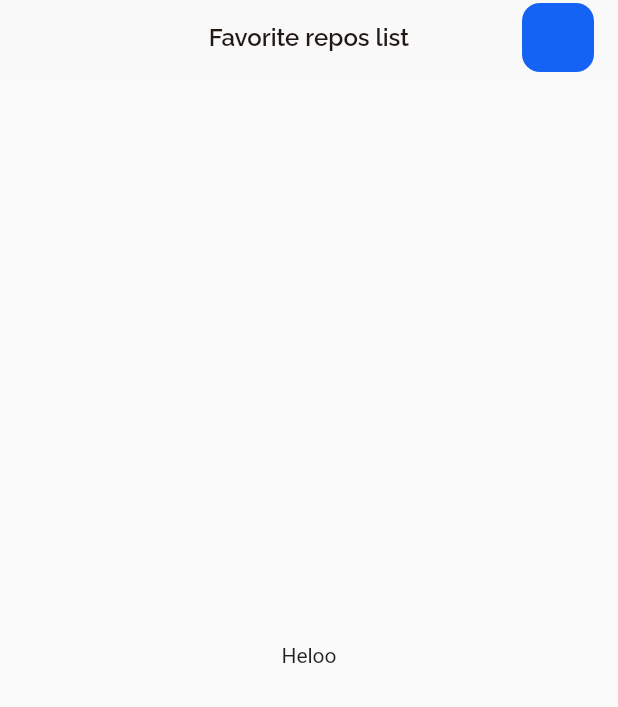
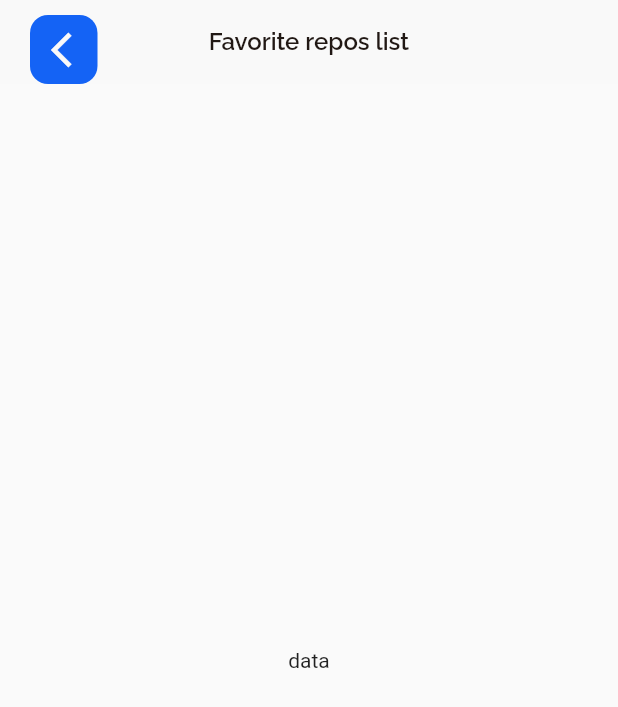
Before and after one commit to OwlDarlyn/flutter-github-search, a Flutter app: the screen it shows after launch, after a tap on the "star" icon, on a phone screen of 412 x 824 dp. Shown: the top 707 px of the screen. Run offline on Flutter 3.47's test engine with Material 2 defaults, Android fonts, the phone set to English and light mode, and no system bars; our stand-ins replace flutter_riverpod.

Commit message:
update appbar

```diff
--- a/lib/presentation/favorite/favorite_view.dart
+++ b/lib/presentation/favorite/favorite_view.dart
@@ -1,23 +1,52 @@
 import 'package:flutter/material.dart';
-import 'package:potje_test_assignment/components/app_bar_component.dart';
+
 import 'package:potje_test_assignment/presentation/resources/color_manager.dart';
+import 'package:potje_test_assignment/presentation/resources/font_manager.dart';
 import 'package:potje_test_assignment/presentation/resources/routes_manager.dart';
 import 'package:potje_test_assignment/presentation/resources/strings_manager.dart';
+import 'package:potje_test_assignment/presentation/resources/styles_manager.dart';
 
 class FavoriteScreen extends StatelessWidget {
   const FavoriteScreen({super.key});
 
+  void goToSearch(BuildContext context) {
+    Navigator.pushReplacementNamed(context, Routes.searchRoute);
+  }
+
   @override
   Widget build(BuildContext context) {
     return Scaffold(
-      appBar: CustomAppBar(
-        margin: const EdgeInsets.only(right: 16, top: 2, bottom: 2),
-        title: AppStrings.favoriteTitle,
-        icon: Container(),
-      ),
-      body: Container(
-        child: Center(child: Text('Heloo')),
-      ),
-    );
+        appBar: AppBar(
+          title: Text(
+            AppStrings.favoriteTitle,
+            style: getHeaderStyle(
+              color: ColorManager.textPrimary,
+              fontSize: FontSize.s16,
+            ),
+          ),
+          leading: Container(
+            margin: const EdgeInsets.only(left: 20, top: 10),
+            height: 44,
+            padding: const EdgeInsets.only(left: 6),
+            decoration: BoxDecoration(
+                color: ColorManager.accentPrimary,
+                borderRadius: const BorderRadius.all(Radius.circular(12))),
+            child: IconButton(
+                onPressed: () => goToSearch(context),
+                icon: Icon(
+                  Icons.arrow_back_ios,
+                  color: ColorManager.main,
+                  size: 28,
+                )),
+          ),
+          leadingWidth: 65,
+        ),
+        // appBar: CustomAppBar(
+        //   margin: const EdgeInsets.only(right: 16, top: 2, bottom: 2),
+        //   title: AppStrings.favoriteTitle,
+        // ),
+        body: Center(
+          child: Text('data'),
+        ));
   }
 }
--- a/lib/presentation/search/search_view.dart
+++ b/lib/presentation/search/search_view.dart
@@ -1,6 +1,6 @@
 import 'package:flutter/material.dart';
+import 'package:flutter_riverpod/flutter_riverpod.dart';
 
-import 'package:potje_test_assignment/components/app_bar_component.dart';
 import 'package:potje_test_assignment/components/search_form_component.dart';
 
 import 'package:potje_test_assignment/presentation/resources/color_manager.dart';
@@ -9,6 +9,8 @@ import 'package:potje_test_assignment/presentation/resources/routes_manager.dart
 import 'package:potje_test_assignment/presentation/resources/strings_manager.dart';
 import 'package:potje_test_assignment/presentation/resources/styles_manager.dart';
 import 'package:potje_test_assignment/presentation/resources/values_manager.dart';
+import 'package:potje_test_assignment/provider/repos/git_repos.dart';
+import 'package:potje_test_assignment/widgets/repos_list_widget.dart';
 
 class SearchView extends StatelessWidget {
   const SearchView({super.key});
@@ -20,11 +22,37 @@ class SearchView extends StatelessWidget {
   @override
   Widget build(BuildContext context) {
     return Scaffold(
-      appBar: CustomAppBar(
-        margin: const EdgeInsets.only(right: 16, top: 2, bottom: 2),
-        title: AppStrings.searchTitle,
-        icon: const Icon(Icons.star, size: 30),
+      appBar: AppBar(
+        title: Text(
+          AppStrings.searchTitle,
+          style: getHeaderStyle(
+            color: ColorManager.textPrimary,
+            fontSize: FontSize.s16,
+          ),
+        ),
+        actions: [
+          Container(
+            margin: const EdgeInsets.only(right: 16, top: 10),
+            height: 44,
+            width: 44,
+            decoration: BoxDecoration(
+                color: ColorManager.accentPrimary,
+                borderRadius: const BorderRadius.all(Radius.circular(12))),
+            child: IconButton(
+              onPressed: () => goToFavorite(context),
+              icon: Icon(
+                Icons.star,
+                size: 28,
+                color: ColorManager.main,
+              ),
+              color: ColorManager.main,
+            ),
+          ),
+        ],
       ),
+      // appBar: CustomAppBar(
+      //   title: AppStrings.searchTitle,
+      // ),
       body: Center(
         child: Column(
           children: [
@@ -38,16 +66,8 @@ class SearchView extends StatelessWidget {
                     color: ColorManager.accentPrimary, fontSize: FontSize.s16),
               ),
             ),
-            Container(
-              padding: const EdgeInsets.only(top: 184),
-              child: Text(
-                textAlign: TextAlign.center,
-                AppStrings.empty,
-                style: getBodyStyle(
-                  color: ColorManager.placeHolder,
-                  fontSize: FontSize.s14,
-                ),
-              ),
+            const Expanded(
+              child: ReposList(),
             ),
           ],
         ),
```
